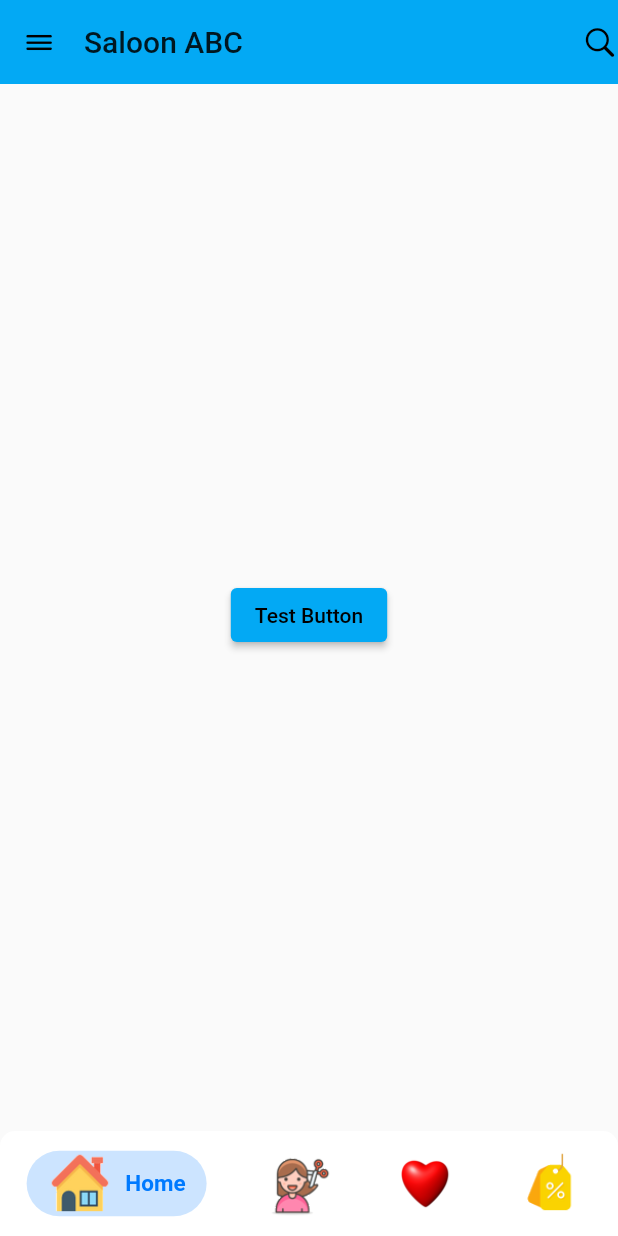
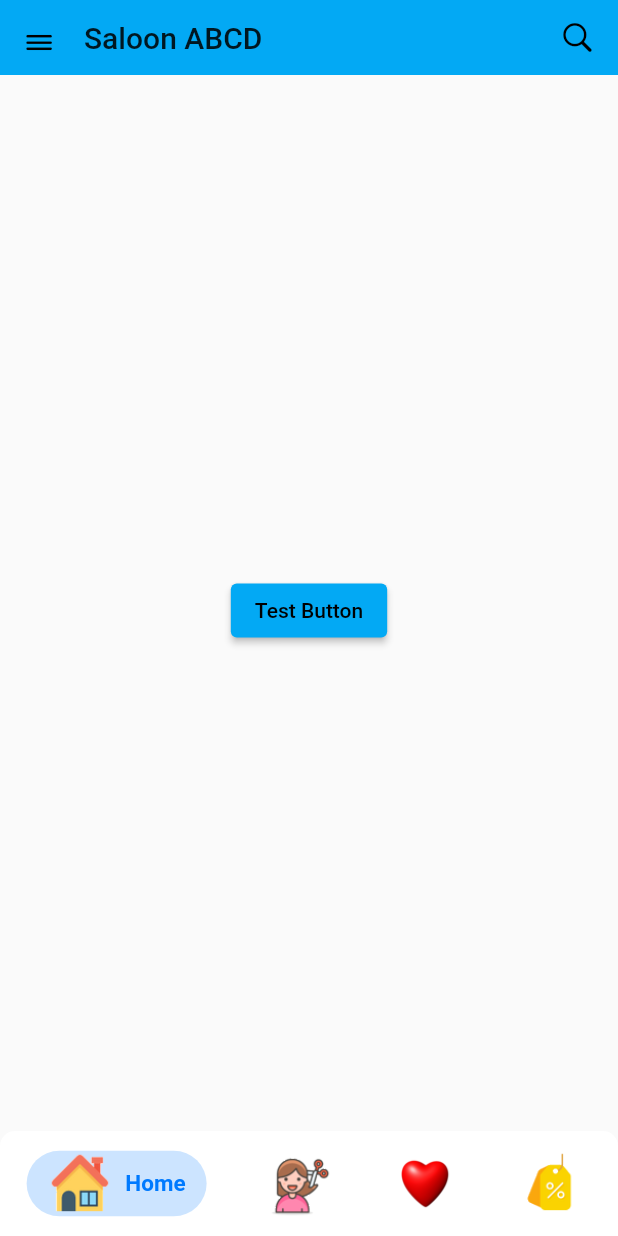
Before and after one commit to chamoddissanayake/SaloonApp, a Flutter app: the screen it shows after launch, on a phone screen of 412 x 824 dp. Run offline on Flutter 3.47's test engine with Material 2 defaults, Android fonts, the phone set to English and light mode, and no system bars; drawn by our look-alikes of persistent_bottom_nav_bar; our stand-ins replace flare_flutter, flutter_login, font_awesome_flutter, google_maps_flutter, intl_phone_field, pin_code_fields; missing offline and left inert: intro_views_flutter, nice_button.

Commit message:
app bar modified

```diff
--- a/lib/screens/HomeScreen.dart
+++ b/lib/screens/HomeScreen.dart
@@ -18,47 +18,10 @@ class _HomeScreenState extends State<HomeScreen> {
       //   title: Text('Home screen Title'),
       // ),
       // appBar: setAppBar(),
-      appBar: AppBar(
-          //backgroundColor: Colors.blue,
-          //automaticallyImplyLeading: true
-          elevation: 0.0,
-          // for elevation
-          titleSpacing: 0.0,
-          // if you want remove title spacing with back button
-          title: Text('Saloon ABC'),
-          // UtilCommonWidget.addTextMedium('About US', Colors.white, 20.0, 1),
-          actions: <Widget>[
-            // addAppBarActionWidgetProfile(icon, 30.0, 30.0, 15.0) // add your custom action widget
-            // Icon(CupertinoIcons.bars)
-            GestureDetector(
-                onTap: () {
-                  print("Search pressed");
-                },
-                child: Container(
-                  child: Icon(CupertinoIcons.search),
-                  // color: Colors.yellow,
-                ))
-          ],
-          //Action icon search as search icon, notification icon
-          leading: new Material(
-              //Custom leading icon, such as back icon or other icon
-              color: Colors.transparent,
-              child: new InkWell(
-                onTap: () {
-                  Navigator.of(context).pop();
-                },
-                // splashColor: Colors.amber,
-                child: GestureDetector(
-                  onTap: (){
-                    print("bars pressed");
-                  },
-                  child: new Container(
-                      // color: Colors.red,
-                      padding: const EdgeInsets.fromLTRB(12.0, 16.0, 16.0, 16.0),
-                      // child: UtilCommonWidget.addImage(Constant.iconBack, 19.0, 10.0))
-                      child: Icon(CupertinoIcons.bars)),
-                ),
-              ))),
+      appBar: PreferredSize(
+        preferredSize: Size.fromHeight(50.0),
+        child:AppBarWidget() ,
+      ),
 
       body: Center(
         child: ElevatedButton(
@@ -75,34 +38,59 @@ class _HomeScreenState extends State<HomeScreen> {
       ),
     );
   }
+}
 
-//
-// Widget setAppBar() {
-//   return new AppBar(
-//     //backgroundColor: Colors.blue,
-//     //automaticallyImplyLeading: true
-//       elevation: 0.0, // for elevation
-//       titleSpacing: 0.0, // if you want remove title spacing with back button
-//       title: Text('Title'),// UtilCommonWidget.addTextMedium('About US', Colors.white, 20.0, 1),
-//       actions: <Widget>[
-//         // addAppBarActionWidgetProfile(icon, 30.0, 30.0, 15.0) // add your custom action widget
-//         Icon(CupertinoIcons.add_circled_solid)
-//       ],//Action icon search as search icon, notification icon
-//       leading: new Material( //Custom leading icon, such as back icon or other icon
-//         color: Colors.transparent,
-//         child: new InkWell(
-//             onTap: () {
-//               Navigator.of(context).pop();
-//             },
-//             splashColor: Colors.amber,
-//             child: new Container(
-//                 padding: const EdgeInsets.fromLTRB(12.0, 16.0, 16.0, 16.0),
-//                 // child: UtilCommonWidget.addImage(Constant.iconBack, 19.0, 10.0))
-//                 child:  Icon(CupertinoIcons.add_circled_solid),
-//         ),
-//       )
-//   )
-//   );
+class AppBarWidget extends StatelessWidget {
+  const AppBarWidget({
+    Key key,
+  }) : super(key: key);
 
-// }
+  @override
+  Widget build(BuildContext context) {
+    return AppBar(
+        //backgroundColor: Colors.blue,
+        //automaticallyImplyLeading: true
+        elevation: 0.0,
+        // for elevation
+        titleSpacing: 0.0,
+        // if you want remove title spacing with back button
+        title: Text('Saloon ABCD'),
+        // UtilCommonWidget.addTextMedium('About US', Colors.white, 20.0, 1),
+        actions: <Widget>[
+          // addAppBarActionWidgetProfile(icon, 30.0, 30.0, 15.0) // add your custom action widget
+          // Icon(CupertinoIcons.bars)
+          GestureDetector(
+              onTap: () {
+                print("Search pressed");
+              },
+              child: Container(
+                margin: new EdgeInsets.symmetric(horizontal: 15.0),
+                child: Icon(CupertinoIcons.search),
+                // color: Colors.yellow,
+              ))
+        ],
+        //Action icon search as search icon, notification icon
+        leading: new Material(
+            //Custom leading icon, such as back icon or other icon
+            color: Colors.transparent,
+            child: new InkWell(
+              onTap: () {
+                Navigator.of(context).pop();
+              },
+              // splashColor: Colors.amber,
+              child: GestureDetector(
+                onTap: () {
+                  print("bars pressed");
+                },
+                child: new Container(
+                    // color: Colors.red,
+                    padding:
+                        const EdgeInsets.fromLTRB(12.0, 16.0, 16.0, 16.0),
+                    // child: UtilCommonWidget.addImage(Constant.iconBack, 19.0, 10.0))
+                    child: Icon(CupertinoIcons.bars)),
+              ),
+            )
+        )
+    );
+  }
 }
```
